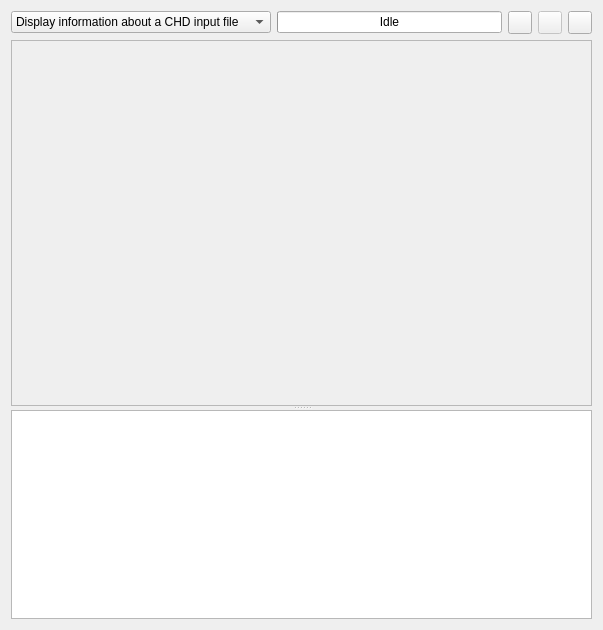
Old version of the form tools/qchdman/projectwidget.ui in the repository qmc2/qmc2-mame-fe.
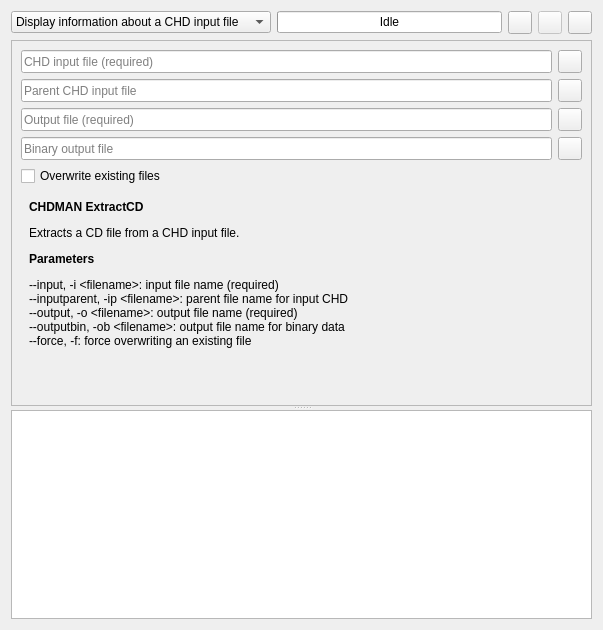
New version of the form. The open tabs and pages were chosen to show the change. Icons and pictures are not drawn.

Commit message: wip: qchdman: added project type ExtractCD

```diff
--- a/tools/qchdman/projectwidget.ui
+++ b/tools/qchdman/projectwidget.ui
@@ -2411,7 +2411,198 @@
             </item>
            </layout>
           </widget>
-          <widget class="QWidget" name="pageExtractCD"/>
+          <widget class="QWidget" name="pageExtractCD">
+           <layout class="QGridLayout" name="gridLayoutPageExtractCD">
+            <property name="margin">
+             <number>0</number>
+            </property>
+            <item row="0" column="0">
+             <widget class="QFrame" name="frameExtractCD">
+              <layout class="QGridLayout" name="gridLayoutFrameExtractCD">
+               <property name="margin">
+                <number>0</number>
+               </property>
+               <item row="2" column="0" colspan="2">
+                <widget class="QLineEdit" name="lineEditExtractCDOutputFile">
+                 <property name="sizePolicy">
+                  <sizepolicy hsizetype="Expanding" vsizetype="Minimum">
+                   <horstretch>0</horstretch>
+                   <verstretch>0</verstretch>
+                  </sizepolicy>
+                 </property>
+                 <property name="toolTip">
+                  <string>Output file (--output)</string>
+                 </property>
+                 <property name="placeholderText">
+                  <string>Output file (required)</string>
+                 </property>
+                </widget>
+               </item>
+               <item row="2" column="2">
+                <widget class="QToolButton" name="toolButtonBrowseExtractCDOutputFile">
+                 <property name="sizePolicy">
+                  <sizepolicy hsizetype="Fixed" vsizetype="Minimum">
+                   <horstretch>0</horstretch>
+                   <verstretch>0</verstretch>
+                  </sizepolicy>
+                 </property>
+                 <property name="icon">
+                  <iconset resource="qchdman.qrc">
+                   <normaloff>:/images/fileopen.png</normaloff>:/images/fileopen.png</iconset>
+                 </property>
+                </widget>
+               </item>
+               <item row="3" column="0" colspan="2">
+                <widget class="QLineEdit" name="lineEditExtractCDOutputBinFile">
+                 <property name="sizePolicy">
+                  <sizepolicy hsizetype="Expanding" vsizetype="Minimum">
+                   <horstretch>0</horstretch>
+                   <verstretch>0</verstretch>
+                  </sizepolicy>
+                 </property>
+                 <property name="toolTip">
+                  <string>Binary output file (--outputbin)</string>
+                 </property>
+                 <property name="placeholderText">
+                  <string>Binary output file</string>
+                 </property>
+                </widget>
+               </item>
+               <item row="1" column="2">
+                <widget class="QToolButton" name="toolButtonBrowseExtractCDParentInputFile">
+                 <property name="sizePolicy">
+                  <sizepolicy hsizetype="Fixed" vsizetype="Minimum">
+                   <horstretch>0</horstretch>
+                   <verstretch>0</verstretch>
+                  </sizepolicy>
+                 </property>
+                 <property name="icon">
+                  <iconset resource="qchdman.qrc">
+                   <normaloff>:/images/fileopen.png</normaloff>:/images/fileopen.png</iconset>
+                 </property>
+                </widget>
+               </item>
+               <item row="1" column="0" colspan="2">
+                <widget class="QLineEdit" name="lineEditExtractCDParentInputFile">
+                 <property name="sizePolicy">
+                  <sizepolicy hsizetype="Expanding" vsizetype="Minimum">
+                   <horstretch>0</horstretch>
+                   <verstretch>0</verstretch>
+                  </sizepolicy>
+                 </property>
+                 <property name="toolTip">
+                  <string>Parent CHD input file (--inputparent)</string>
+                 </property>
+                 <property name="placeholderText">
+                  <string>Parent CHD input file</string>
+                 </property>
+                </widget>
+               </item>
+               <item row="0" column="2">
+                <widget class="QToolButton" name="toolButtonBrowseExtractCDInputFile">
+                 <property name="sizePolicy">
+                  <sizepolicy hsizetype="Fixed" vsizetype="Minimum">
+                   <horstretch>0</horstretch>
+                   <verstretch>0</verstretch>
+                  </sizepolicy>
+                 </property>
+                 <property name="icon">
+                  <iconset resource="qchdman.qrc">
+                   <normaloff>:/images/fileopen.png</normaloff>:/images/fileopen.png</iconset>
+                 </property>
+                </widget>
+               </item>
+               <item row="3" column="2">
+                <widget class="QToolButton" name="toolButtonBrowseExtractCDOutputBinFile">
+                 <property name="sizePolicy">
+                  <sizepolicy hsizetype="Fixed" vsizetype="Minimum">
+                   <horstretch>0</horstretch>
+                   <verstretch>0</verstretch>
+                  </sizepolicy>
+                 </property>
+                 <property name="icon">
+                  <iconset resource="qchdman.qrc">
+                   <normaloff>:/images/fileopen.png</normaloff>:/images/fileopen.png</iconset>
+                 </property>
+                </widget>
+               </item>
+               <item row="4" column="0" colspan="3">
+                <widget class="QCheckBox" name="checkBoxExtractCDForce">
+                 <property name="toolTip">
+                  <string>Force overwriting output files (--force)</string>
+                 </property>
+                 <property name="text">
+                  <string>Overwrite existing files</string>
+                 </property>
+                </widget>
+               </item>
+               <item row="0" column="0" colspan="2">
+                <widget class="QLineEdit" name="lineEditExtractCDInputFile">
+                 <property name="sizePolicy">
+                  <sizepolicy hsizetype="Expanding" vsizetype="Minimum">
+                   <horstretch>0</horstretch>
+                   <verstretch>0</verstretch>
+                  </sizepolicy>
+                 </property>
+                 <property name="toolTip">
+                  <string>CHD input file (--input)</string>
+                 </property>
+                 <property name="placeholderText">
+                  <string>CHD input file (required)</string>
+                 </property>
+                </widget>
+               </item>
+              </layout>
+             </widget>
+            </item>
+            <item row="1" column="0">
+             <widget class="QLabel" name="labelExtractCDHelp">
+              <property name="text">
+               <string>&lt;p&gt;
+&lt;b&gt;CHDMAN ExtractCD&lt;/b&gt;
+&lt;/p&gt;
+Extracts a CD file from a CHD input file.
+&lt;p&gt;
+&lt;b&gt;Parameters&lt;/b&gt;
+&lt;/p&gt;
+&lt;p&gt;
+--input, -i &amp;lt;filename&amp;gt;: input file name (required)&lt;br&gt;
+--inputparent, -ip &amp;lt;filename&amp;gt;: parent file name for input CHD&lt;br&gt;
+--output, -o &amp;lt;filename&amp;gt;: output file name (required)&lt;br&gt;
+--outputbin, -ob &amp;lt;filename&amp;gt;: output file name for binary data&lt;br&gt;
+--force, -f: force overwriting an existing file
+&lt;/p&gt;
+</string>
+              </property>
+              <property name="alignment">
+               <set>Qt::AlignLeading|Qt::AlignLeft|Qt::AlignTop</set>
+              </property>
+              <property name="wordWrap">
+               <bool>true</bool>
+              </property>
+              <property name="margin">
+               <number>8</number>
+              </property>
+              <property name="indent">
+               <number>8</number>
+              </property>
+             </widget>
+            </item>
+            <item row="2" column="0">
+             <spacer name="verticalSpacerExtractCD">
+              <property name="orientation">
+               <enum>Qt::Vertical</enum>
+              </property>
+              <property name="sizeHint" stdset="0">
+               <size>
+                <width>20</width>
+                <height>252</height>
+               </size>
+              </property>
+             </spacer>
+            </item>
+           </layout>
+          </widget>
           <widget class="QWidget" name="pageExtractLD"/>
           <widget class="QWidget" name="pageDumpMeta"/>
           <widget class="QWidget" name="pageAddMeta"/>
```
Left out of the diff: 21 changed lines with no effect on the pictures. The commit also changes 15 other files.
